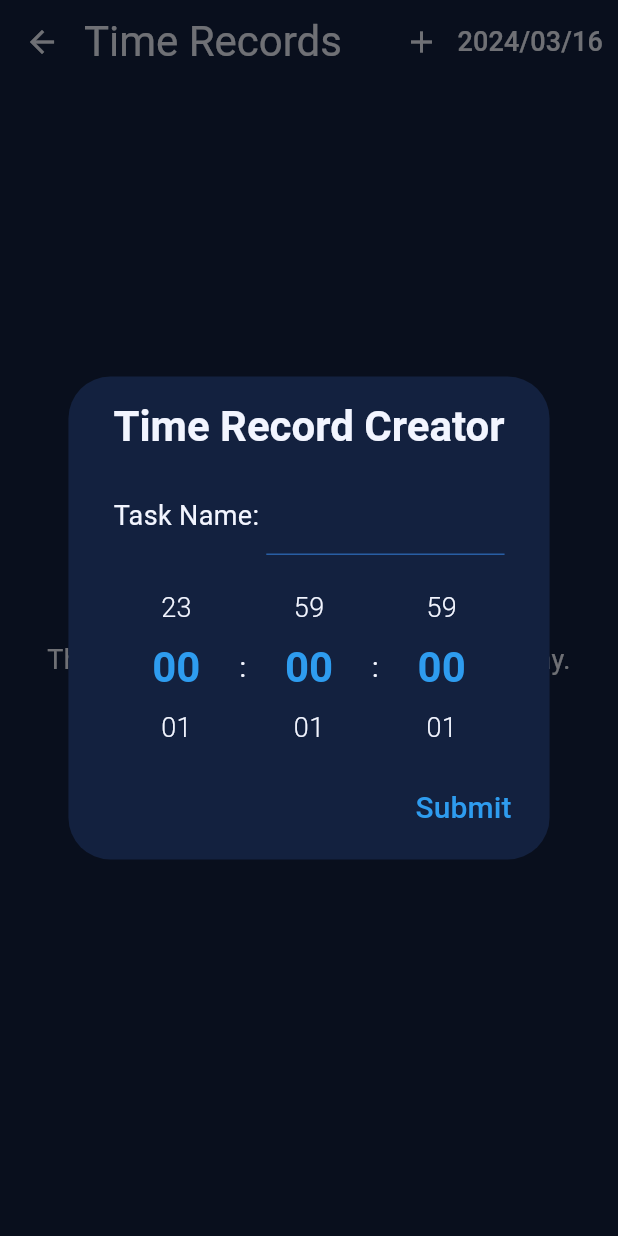
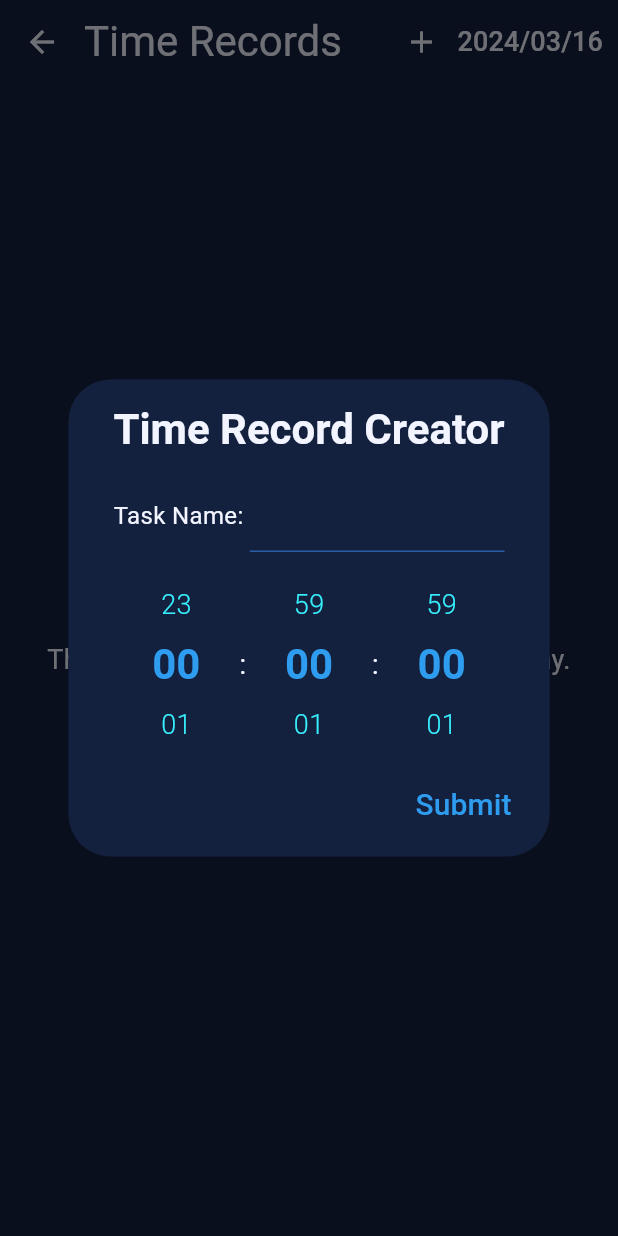
Before and after one commit to VFMiracle/Projeto-App-v0.3, a Flutter app: the TimeRecordPanelView screen opened directly, after a tap on the "add" icon, on a phone screen of 412 x 824 dp. Run offline on Flutter 3.47's test engine with Material 3 defaults, Android fonts, the phone set to English and light mode, and no system bars; drawn by our look-alikes of numberpicker; our stand-ins replace flutter_local_notifications, sqflite; accounts and stored records are empty.

Commit message:
Alterações Específicas de Estilo Adicionadas

```diff
--- a/lib/themes/main_theme.dart
+++ b/lib/themes/main_theme.dart
@@ -30,7 +30,7 @@ abstract class MainTheme{
       textTheme: const TextTheme(
         //INFO: This Style is used for the text on Text Fields and Text Form Fields.
         bodyLarge: TextStyle(
-          fontSize: 24,
+          fontSize: 20,
         ),
         //INFO: This Style is used on the majority of simple text writtern throughout the App, including, but not limited to: Route warnings, Error Dialogs and Input labels.
         bodyMedium: TextStyle(
--- a/lib/views/widgets/reusable/time_editor_view.dart
+++ b/lib/views/widgets/reusable/time_editor_view.dart
@@ -65,10 +65,18 @@ class TimeEditorViewState extends State<TimeEditorView>{
       textEdtngCtrlr.addListener(() => widget._model.textFieldText = textEdtngCtrlr.text);
       contentWidgets.insert(0, Row(
         children: [
-          Text("${widget._textFieldLabelName}: "),
+          Text(
+            "${widget._textFieldLabelName}: ",
+            style: Theme.of(context).textTheme.bodyMedium!.copyWith(
+              fontSize: 16
+            )
+          ),
           Expanded(
             child: TextField(
               controller: textEdtngCtrlr,
+              style: Theme.of(context).textTheme.bodyLarge!.copyWith(
+                fontSize: 16
+              ),
               textCapitalization: TextCapitalization.words,
             ),
           ),
@@ -99,6 +107,7 @@ class TimeEditorViewState extends State<TimeEditorView>{
               color: Theme.of(context).colorScheme.primary,
             ),
             textStyle: Theme.of(context).textTheme.bodyMedium!.copyWith(
+              color: Theme.of(context).colorScheme.onSecondary,
               fontWeight: FontWeight.w300,
             ),
             value: widget._model.getTimeUnitNotifier(timeUnit).value,
```
